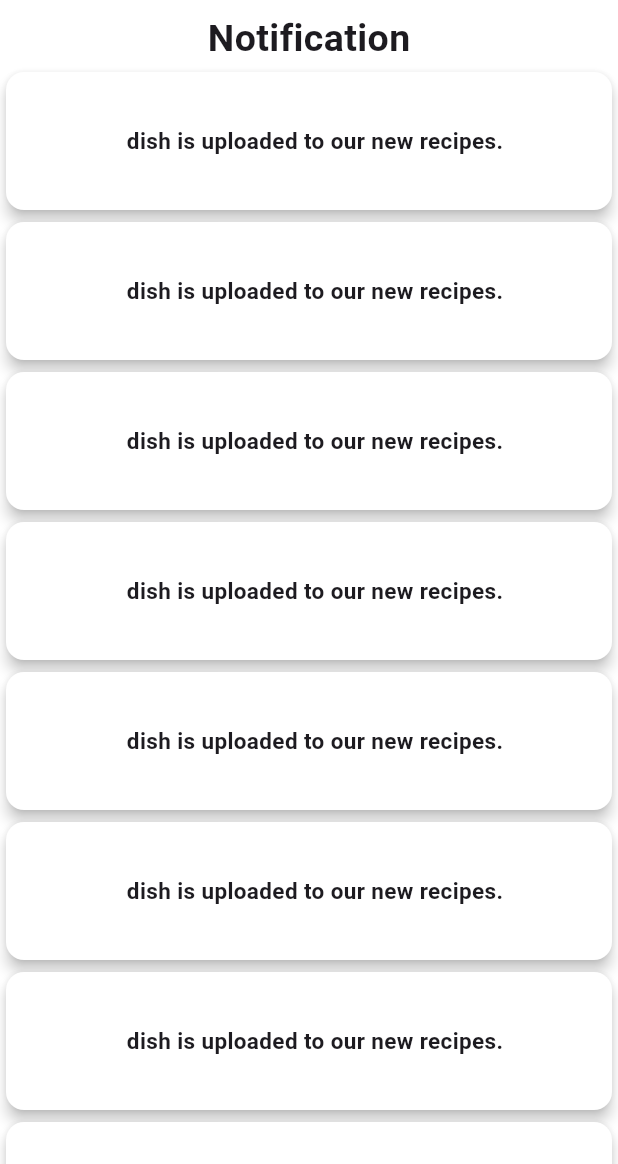
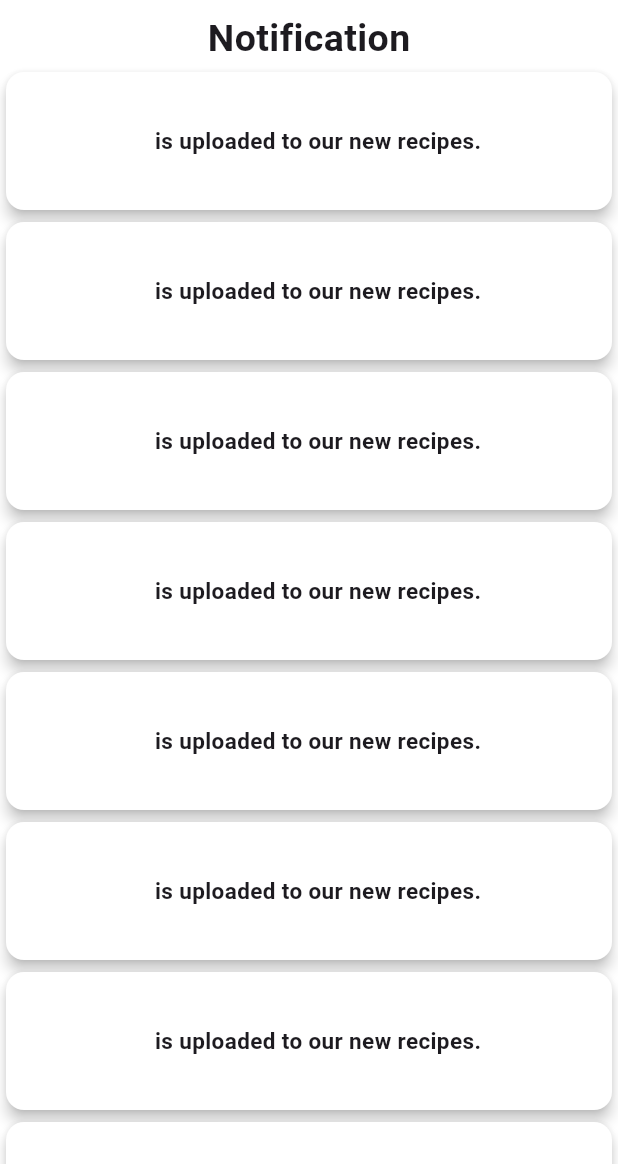
Before and after one commit to Shovon0017/Homemade-Haven, a Flutter app: the NotificationShow screen opened directly, on a phone screen of 412 x 824 dp, the part 72-1236 px from its top. Run offline on Flutter 3.47's test engine with Material 3 defaults, Android fonts, the phone set to English and light mode, and no system bars; our stand-ins replace animated_notch_bottom_bar, carousel_slider, flutter_secure_storage, get, get_storage, shimmer; accounts and stored records are empty.

Commit message:
Homemade Haven home page correction

```diff
--- a/lib/view/screen/notification/notification.dart
+++ b/lib/view/screen/notification/notification.dart
@@ -32,7 +32,7 @@ class NotificationShow extends StatelessWidget {
                     color: Colors.white,
                     child: Center(child: Padding(
                       padding: EdgeInsets.all(8.0),
-                      child: Text("  dish is uploaded to our new recipes.",style: TextStyle(fontSize:15,fontWeight: FontWeight.bold),),
+                      child: Text("   is uploaded to our new recipes.",style: TextStyle(fontSize:15,fontWeight: FontWeight.bold),),
                     )),
                   ),
                 );
```
